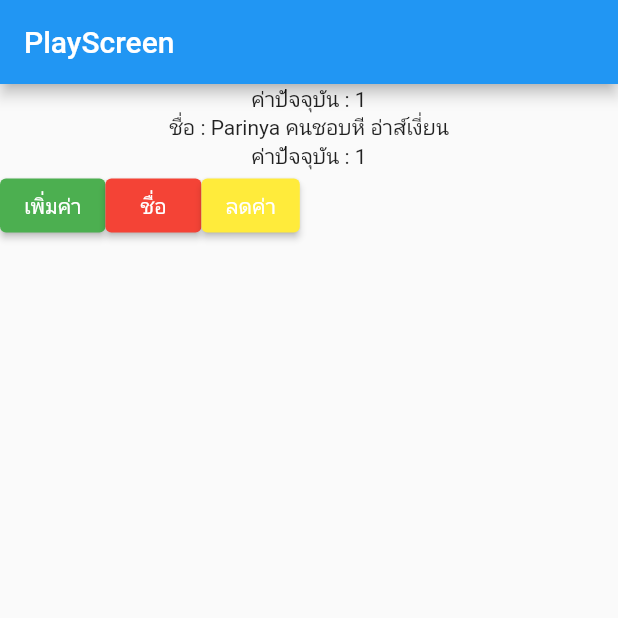
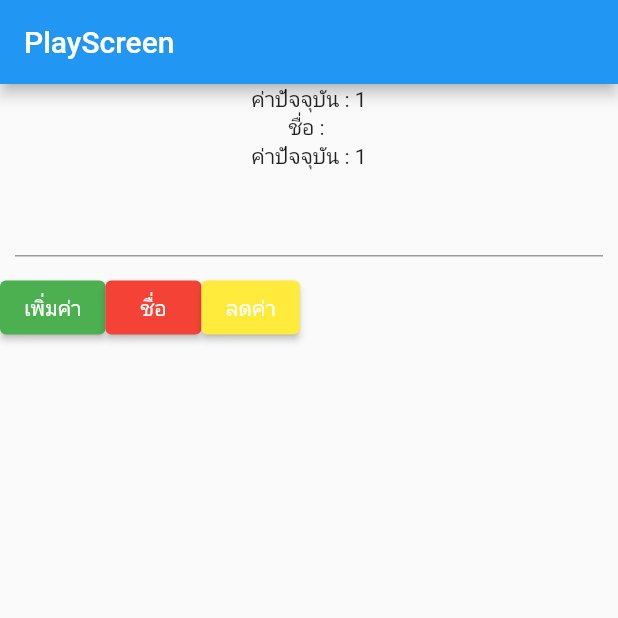
Before and after one commit to GiniMoses/pop1122, a Flutter app: the screen it shows after launch, after a tap on "เพิ่มค่า", after a tap on "ชื่อ", on a phone screen of 412 x 824 dp, the top half of it. Run offline on Flutter 3.47's test engine with Material 2 defaults, Android fonts, the phone set to English and light mode, and no system bars; missing offline and left inert: dart:html.

Commit message:
alone fill

```diff
--- a/lib/play_screen.dart
+++ b/lib/play_screen.dart
@@ -13,28 +13,27 @@ class Playscreen extends StatefulWidget {
 
 class _PlayscreenState extends State<Playscreen> {
   int number = 0;
-  String name = "Parinya ";
 
-  void increments(){
+  String name = "Parinya Yartsomboon";
+
+  TextEditingController namecontroller = TextEditingController();
+
+  void increments() {
     setState(() {
-      number +=1;
+      number += 1;
     });
-
-
   }
 
-  void decrements(){
+  void decrements() {
     setState(() {
-      number -=1;
+      number -= 1;
     });
+  }
 
-}
-  void changename(String newname){
+  void changename() {
     setState(() {
-      name = newname;
+      name = namecontroller.text;
     });
-
-
   }
 
   @override
@@ -44,12 +43,23 @@ class _PlayscreenState extends State<Playscreen> {
         title: Text("PlayScreen"),
       ),
       body: Container(
-        child:
-        Column(
+        child: Column(
           children: [
             Text("ค่าปัจจุบัน : ${number}"),
             Text("ชื่อ : ${name}"),
             Text("ค่าปัจจุบัน : ${number}"),
+            Container(
+              padding: EdgeInsets.all(10),
+              child: Form(
+                child: Column(
+                  children: [
+                    TextFormField(
+                      controller: namecontroller,
+                    ),
+                  ],
+                ),
+              ),
+            ),
             Row(
               children: [
                 ElevatedButton(
@@ -63,7 +73,9 @@ class _PlayscreenState extends State<Playscreen> {
                   style: ElevatedButton.styleFrom(
                     primary: Colors.red,
                   ),
-                  onPressed: (){changename("Parinya คนชอบหี อ่าส์เงี่ยน");},
+                  onPressed: () {
+                    changename();
+                  },
                   child: Text("ชื่อ"),
                 ),
                 ElevatedButton(
@@ -73,8 +85,8 @@ class _PlayscreenState extends State<Playscreen> {
                   onPressed: decrements,
                   child: Text("ลดค่า"),
                 ),
-
-            ],),
+              ],
+            ),
           ],
         ),
       ),
```
Lines whose indentation alone changed are shown as unchanged.
